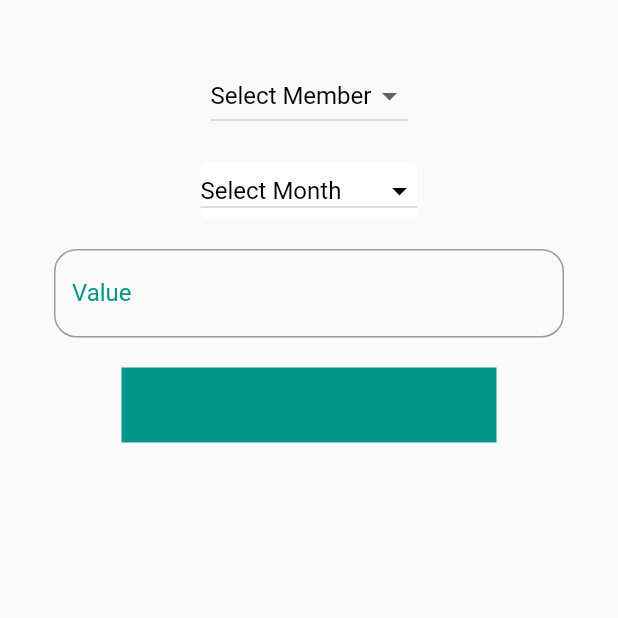
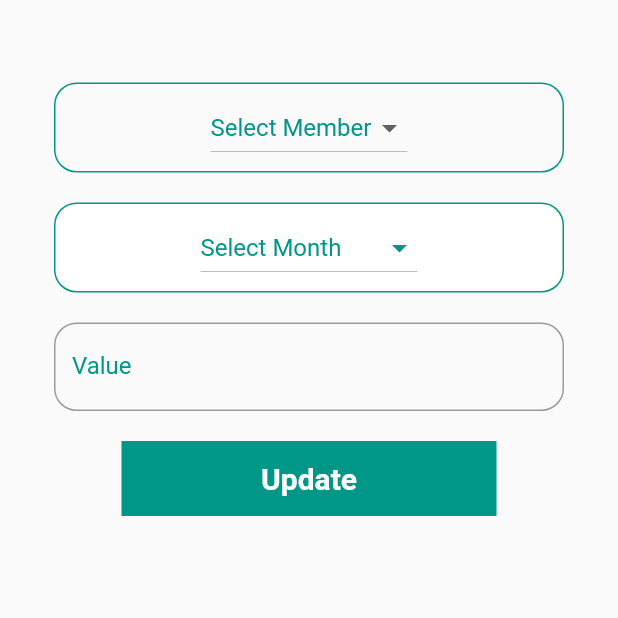
Before and after one commit to imranlaskar/usa_app, a Flutter app: the DataUpdate screen opened directly, on a phone screen of 412 x 824 dp, the top half of it. Run offline on Flutter 3.47's test engine with Material 2 defaults, Android fonts, the phone set to English and light mode, and no system bars; our stand-ins replace flutter_slider_drawer; statements that could not run were skipped.

Commit message:
16-01-22

```diff
--- a/lib/screen/admin/admin_home.dart
+++ b/lib/screen/admin/admin_home.dart
@@ -19,7 +19,8 @@ class _AdminHomePageState extends State<AdminHomePage> {
         centerTitle: true,
         title: Text('Admin Home'),
       ),
-      body: Column(
+      body: Center(
+        child: Column(
           children: [
             SizedBox(height: 30,),
             InkWell(
@@ -31,12 +32,13 @@ class _AdminHomePageState extends State<AdminHomePage> {
               child: CoustomButton(
                   buttonHight: 50,
                   buttonWidth: 250,
-                btnTextColor: AllColors.appBarColor,
+                  btnTextColor: AllColors.textColorWhite,
                   buttonText: "Data Update"
               ),
             )
           ],
         ),
+      ),
     );
   }
 }
--- a/lib/screen/admin/data_update.dart
+++ b/lib/screen/admin/data_update.dart
@@ -16,11 +16,23 @@ class _DataUpdateState extends State<DataUpdate> {
     return Scaffold(
       body: Column(
         children: [
-          SizedBox(height: 40,),
-          DropdownButton(
+          SizedBox(height: 55,),
+          Padding(
+            padding: const EdgeInsets.only(left: 36.0,right: 36),
+            child: Container(
+              height: 60,
+              width: MediaQuery.of(context).size.width,
+              decoration: BoxDecoration(
+                borderRadius: BorderRadius.circular(15),
+                border: Border.all(
+                  color: AllColors.appColor
+                )
+              ),
+              child: Center(
+                child: DropdownButton(
                   hint: Text("Select Member",
                     style: TextStyle(
-                color: Colors.black
+                      color: AllColors.appColor
                     ),),
                   items: memberList.map(
                           (val) => DropdownMenuItem(
@@ -35,21 +47,28 @@ class _DataUpdateState extends State<DataUpdate> {
                   },
                   value: initValMember,
                 ),
+              ),
+            ),
+          ),
           SizedBox(height: 20,),
-          Container(
-            height: 38,
+          Padding(
+            padding: const EdgeInsets.only(left: 36.0,right: 36),
+            child: Container(
+              height: 60,
+              width: MediaQuery.of(context).size.width,
               decoration: BoxDecoration(
                   color: Colors.white,
-                border: Border(
-
+                  border: Border.all(
+                      color: AllColors.appColor
                   ),
-                borderRadius: BorderRadius.circular(5)
+                  borderRadius: BorderRadius.circular(15)
               ),
+              child: Center(
                 child: DropdownButton(
-              iconDisabledColor: Colors.black,
-              iconEnabledColor: Colors.black,
+                  iconDisabledColor: AllColors.appColor,
+                  iconEnabledColor: AllColors.appColor,
                   hint: Text("Select Month",
-                style: TextStyle(color: Colors.black),),
+                    style: TextStyle(color: AllColors.appColor),),
                   items: monthList.map(
                           (val) => DropdownMenuItem(
                           value: val,
@@ -64,6 +83,8 @@ class _DataUpdateState extends State<DataUpdate> {
                     });
                   },
                   value: initValMonth,
+                ),
+              ),
             ),
           ),
           SizedBox(height: 20,),
@@ -84,7 +105,7 @@ class _DataUpdateState extends State<DataUpdate> {
               child: CoustomButton(
                   buttonHight: 50,
                   buttonWidth: 250,
-                  btnTextColor: AllColors.appColor,
+                  btnTextColor: AllColors.textColorWhite,
                   buttonText: "Update"
               )
           ),
--- a/lib/utill/all_color.dart
+++ b/lib/utill/all_color.dart
@@ -2,6 +2,8 @@ import 'package:flutter/material.dart';
 
 class AllColors {
 static Color appBarColor = Colors.teal;
+static Color textColorWhite = Colors.white;
+static Color textColorBlack = Colors.black;
 static Color appColor = Colors.teal;
 static Color textBacgroundColor1 = Colors.greenAccent;
 static Color textBacgroundColor2 = Colors.lightBlueAccent;
```
Also changed, not shown: lib/helper/coustom_container.dart (added, +33 -0 lines), lib/screen/My_Home_Page.dart (+26 -16 lines), lib/screen/member/main_authority.dart (+16 -0 lines), lib/screen/member/member_account_details.dart (added, +84 -0 lines), lib/screen/member/member_login.dart (added, +64 -0 lines), lib/screen/notice/notice.dart (added, +20 -0 lines), lib/screen/roles.dart (+11 -20 lines). Lines whose indentation alone changed are shown as unchanged.
